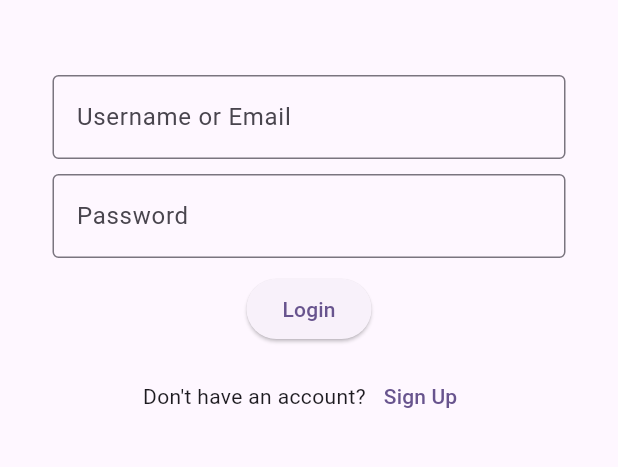
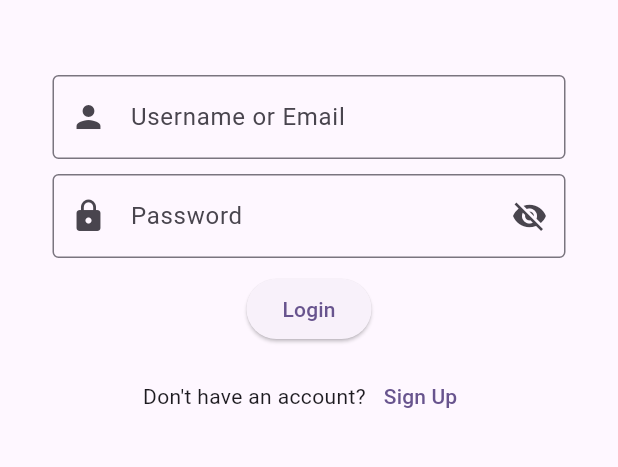
Before and after one commit to SanthiKumarYadavalli/wildfire, a Flutter app: the SignupScreen screen opened by its route, after a tap on "SIGN UP", after a tap on "Log In", on a phone screen of 412 x 824 dp, the part 432-899 px from its top. Run offline on Flutter 3.47's test engine with Material 3 defaults, Android fonts, the light colour scheme and no system bars; our stand-ins replace flutter_riverpod, freezed_annotation, go_router, jwt_decoder, riverpod_annotation, shared_preferences; missing offline and left inert: calendar_slider; accounts and stored records are empty; generated files the repository leaves out were written again.

Commit message:
feat: put password field in a separate file and add state for hiding and showing it

```diff
--- a/lib/src/presentation/screens/login.dart
+++ b/lib/src/presentation/screens/login.dart
@@ -1,6 +1,7 @@
 import 'package:flutter/material.dart';
 import 'package:flutter_riverpod/flutter_riverpod.dart';
 import 'package:go_router/go_router.dart';
+import 'package:wildfire/src/presentation/widgets/password_field.dart';
 import 'package:wildfire/src/providers/auth_provider.dart';
 
 class LoginScreen extends ConsumerWidget {
@@ -37,6 +38,7 @@ class LoginScreen extends ConsumerWidget {
               TextFormField(
                 controller: _usernameController,
                 decoration: InputDecoration(
+                  prefixIcon: const Icon(Icons.person),
                   border: OutlineInputBorder(),
                   hintText: "Username or Email",
                 ),
@@ -48,14 +50,7 @@ class LoginScreen extends ConsumerWidget {
                 },
               ),
               SizedBox(height: 10),
-              TextFormField(
-                controller: _passwordController,
-                decoration: InputDecoration(
-                  border: OutlineInputBorder(),
-                  hintText: "Password",
-                ),
-                obscureText: true,
-              ),
+              PasswordField(controller: _passwordController),
               SizedBox(height: 10),
               ElevatedButton(
                 onPressed: () {
--- a/lib/src/presentation/screens/signup.dart
+++ b/lib/src/presentation/screens/signup.dart
@@ -2,8 +2,13 @@ import 'package:flutter/material.dart';
 import 'package:flutter_riverpod/flutter_riverpod.dart';
 import 'package:go_router/go_router.dart';
 import 'package:riverpod_annotation/riverpod_annotation.dart';
+import 'package:wildfire/src/presentation/widgets/password_field.dart';
 import 'package:wildfire/src/providers/auth_provider.dart';
 
+@riverpod
+bool showPassword(Ref ref) {
+  return false;
+}
 
 class SignupScreen extends ConsumerWidget {
   SignupScreen({super.key});
@@ -12,7 +17,6 @@ class SignupScreen extends ConsumerWidget {
   final _usernameController = TextEditingController();
   final _emailController = TextEditingController();
   final _passwordController = TextEditingController();
-  final _obscurePassword = true;
 
   @override
   Widget build(BuildContext context, WidgetRef ref) {
@@ -107,32 +111,7 @@ class SignupScreen extends ConsumerWidget {
                     },
                   ),
                   const SizedBox(height: 16),
-                  TextFormField(
-                    controller: _passwordController,
-                    decoration: InputDecoration(
-                      labelText: 'Password',
-                      prefixIcon: const Icon(Icons.lock),
-                      border: const OutlineInputBorder(),
-                      suffixIcon: IconButton(
-                        icon: Icon(
-                          _obscurePassword ? Icons.visibility : Icons.visibility_off,
-                        ),
-                        onPressed: () {
-
-                        },
-                      ),
-                    ),
-                    obscureText: _obscurePassword,
-                    validator: (value) {
-                      if (value == null || value.isEmpty) {
-                        return 'Please enter a password';
-                      }
-                      if (value.length <= 1) {
-                        return 'Password must be at least 1 character';
-                      }
-                      return null;
-                    },
-                  ),
+                  PasswordField(controller: _passwordController),
                   const SizedBox(height: 24),
                   ElevatedButton(
                     onPressed: () {
--- /dev/null
+++ b/lib/src/presentation/widgets/password_field.dart
@@ -0,0 +1,53 @@
+import 'package:flutter/material.dart';
+import 'package:flutter_riverpod/flutter_riverpod.dart';
+import 'package:riverpod_annotation/riverpod_annotation.dart';
+
+part 'password_field.g.dart';
+
+@riverpod
+class ShowPassword extends _$ShowPassword {
+  @override
+  bool build() {
+    return false;
+  }
+
+  void toggle() {
+    state = !state;
+  }
+}
+
+class PasswordField extends ConsumerWidget {
+  const PasswordField({super.key, required this.controller});
+  final TextEditingController controller;
+
+  @override
+  Widget build(BuildContext context, WidgetRef ref) {
+    final obscurePassword = !ref.watch(showPasswordProvider);
+    return TextFormField(
+      controller: controller,
+      decoration: InputDecoration(
+        labelText: 'Password',
+        prefixIcon: const Icon(Icons.lock),
+        border: const OutlineInputBorder(),
+        suffixIcon: IconButton(
+          icon: Icon(
+            obscurePassword ? Icons.visibility_off : Icons.visibility,
+          ),
+          onPressed: () {
+            ref.read(showPasswordProvider.notifier).toggle();
+          },
+        ),
+      ),
+      obscureText: obscurePassword,
+      validator: (value) {
+        if (value == null || value.isEmpty) {
+          return 'Please enter a password';
+        }
+        if (value.length <= 1) {
+          return 'Password must be at least 1 character';
+        }
+        return null;
+      },
+    );
+  }
+}
```
Also changed, not shown: lib/src/presentation/widgets/password_field.g.dart (added).
